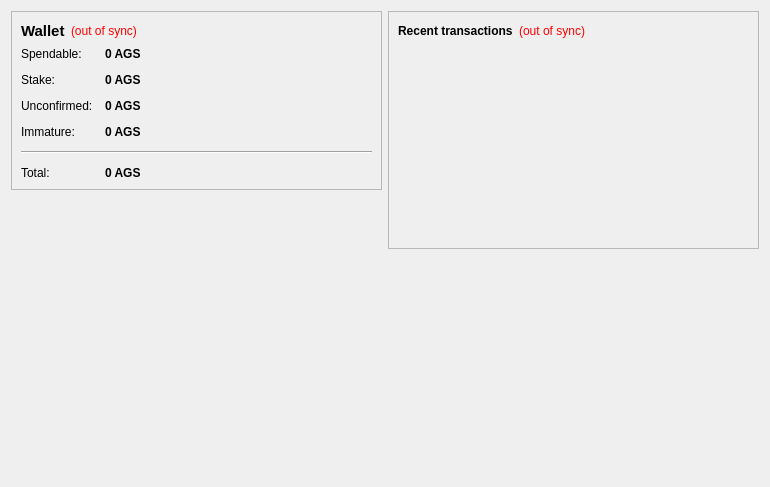
Before: the Qt Designer form src/qt/forms/overviewpage.ui in aegisproject/aegis, drawn with Qt 5.
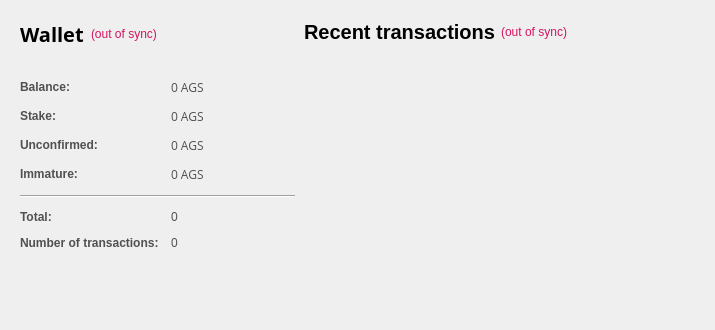
After: the same form once the commit is applied. Icons and pictures are not drawn.

```diff
--- a/src/qt/forms/overviewpage.ui
+++ b/src/qt/forms/overviewpage.ui
@@ -6,38 +6,194 @@
    <rect>
     <x>0</x>
     <y>0</y>
-    <width>770</width>
-    <height>487</height>
+    <width>575</width>
+    <height>417</height>
    </rect>
   </property>
+  <property name="sizePolicy">
+   <sizepolicy hsizetype="Minimum" vsizetype="Preferred">
+    <horstretch>0</horstretch>
+    <verstretch>0</verstretch>
+   </sizepolicy>
+  </property>
+  <property name="maximumSize">
+   <size>
+    <width>575</width>
+    <height>16777215</height>
+   </size>
+  </property>
   <property name="windowTitle">
    <string>Form</string>
   </property>
-  <layout class="QHBoxLayout" name="horizontalLayout" stretch="1,1">
-   <item>
+  <property name="styleSheet">
+   <string notr="true">color:#505050;
+font-family:'Open Sans,sans-serif';</string>
+  </property>
+  <layout class="QGridLayout" name="gridLayout_2">
+   <property name="sizeConstraint">
+    <enum>QLayout::SetFixedSize</enum>
+   </property>
+   <property name="leftMargin">
+    <number>11</number>
+   </property>
+   <property name="horizontalSpacing">
+    <number>0</number>
+   </property>
+   <item row="1" column="1">
+    <layout class="QVBoxLayout" name="verticalLayout_3">
+     <property name="spacing">
+      <number>7</number>
+     </property>
+     <item>
+      <widget class="QFrame" name="frame_2">
+       <property name="sizePolicy">
+        <sizepolicy hsizetype="Fixed" vsizetype="Preferred">
+         <horstretch>0</horstretch>
+         <verstretch>0</verstretch>
+        </sizepolicy>
+       </property>
+       <property name="minimumSize">
+        <size>
+         <width>400</width>
+         <height>0</height>
+        </size>
+       </property>
+       <property name="maximumSize">
+        <size>
+         <width>450</width>
+         <height>16777215</height>
+        </size>
+       </property>
+       <layout class="QVBoxLayout" name="verticalLayout">
+        <property name="leftMargin">
+         <number>0</number>
+        </property>
+        <item>
+         <layout class="QHBoxLayout" name="horizontalLayout_2">
+          <item>
+           <widget class="QLabel" name="label_4">
+            <property name="text">
+             <string>&lt;html&gt;&lt;head/&gt;&lt;body&gt;&lt;p&gt;&lt;span style=&quot; font-size:20px; font-weight:600; color:#000000;&quot;&gt;Recent transactions&lt;/span&gt;&lt;/p&gt;&lt;/body&gt;&lt;/html&gt;</string>
+            </property>
+           </widget>
+          </item>
+          <item>
+           <widget class="QLabel" name="labelTransactionsStatus">
+            <property name="toolTip">
+             <string>The displayed information may be out of date. Your Wallet automatically synchronizes with the aegiscoin network after a connection is established, but this process has not completed yet.</string>
+            </property>
+            <property name="styleSheet">
+             <string notr="true">QLabel { color: red; }</string>
+            </property>
+            <property name="text">
+             <string notr="true">&lt;html&gt;&lt;head/&gt;&lt;body&gt;&lt;p&gt;&lt;span style=&quot; color:#d31360;&quot;&gt;(out of sync)&lt;/span&gt;&lt;/p&gt;&lt;/body&gt;&lt;/html&gt;</string>
+            </property>
+            <property name="alignment">
+             <set>Qt::AlignRight|Qt::AlignTrailing|Qt::AlignVCenter</set>
+            </property>
+           </widget>
+          </item>
+          <item>
+           <spacer name="horizontalSpacer">
+            <property name="orientation">
+             <enum>Qt::Horizontal</enum>
+            </property>
+            <property name="sizeHint" stdset="0">
+             <size>
+              <width>40</width>
+              <height>20</height>
+             </size>
+            </property>
+           </spacer>
+          </item>
+         </layout>
+        </item>
+        <item>
+         <spacer name="verticalSpacer_6">
+          <property name="orientation">
+           <enum>Qt::Vertical</enum>
+          </property>
+          <property name="sizeType">
+           <enum>QSizePolicy::Maximum</enum>
+          </property>
+          <property name="sizeHint" stdset="0">
+           <size>
+            <width>20</width>
+            <height>13</height>
+           </size>
+          </property>
+         </spacer>
+        </item>
+        <item>
+         <widget class="QListView" name="listTransactions">
+          <property name="sizePolicy">
+           <sizepolicy hsizetype="Fixed" vsizetype="Expanding">
+            <horstretch>0</horstretch>
+            <verstretch>0</verstretch>
+           </sizepolicy>
+          </property>
+          <property name="maximumSize">
+           <size>
+            <width>400</width>
+            <height>16777215</height>
+           </size>
+          </property>
+          <property name="styleSheet">
+           <string notr="true">QListView { background: transparent;font-size:12px;  }</string>
+          </property>
+          <property name="frameShape">
+           <enum>QFrame::NoFrame</enum>
+          </property>
+          <property name="verticalScrollBarPolicy">
+           <enum>Qt::ScrollBarAlwaysOff</enum>
+          </property>
+          <property name="horizontalScrollBarPolicy">
+           <enum>Qt::ScrollBarAlwaysOff</enum>
+          </property>
+          <property name="selectionMode">
+           <enum>QAbstractItemView::NoSelection</enum>
+          </property>
+         </widget>
+        </item>
+       </layout>
+      </widget>
+     </item>
+    </layout>
+   </item>
+   <item row="1" column="0">
     <layout class="QVBoxLayout" name="verticalLayout_2">
+     <property name="spacing">
+      <number>1</number>
+     </property>
      <item>
       <widget class="QFrame" name="frame">
-       <property name="frameShape">
-        <enum>QFrame::StyledPanel</enum>
+       <property name="sizePolicy">
+        <sizepolicy hsizetype="Fixed" vsizetype="Preferred">
+         <horstretch>0</horstretch>
+         <verstretch>0</verstretch>
+        </sizepolicy>
        </property>
-       <property name="frameShadow">
-        <enum>QFrame::Raised</enum>
+       <property name="maximumSize">
+        <size>
+         <width>350</width>
+         <height>16777215</height>
+        </size>
        </property>
        <layout class="QVBoxLayout" name="verticalLayout_4">
         <item>
          <layout class="QHBoxLayout" name="horizontalLayout_4">
+          <property name="spacing">
+           <number>7</number>
+          </property>
           <item>
            <widget class="QLabel" name="label_5">
             <property name="font">
              <font>
-              <pointsize>11</pointsize>
-              <weight>75</weight>
-              <bold>true</bold>
+              <family>Open Sans,sans-serif</family>
              </font>
             </property>
             <property name="text">
-             <string>Wallet</string>
+             <string>&lt;html&gt;&lt;head/&gt;&lt;body&gt;&lt;p&gt;&lt;span style=&quot; font-size:20px; font-weight:600; color:#000000;&quot;&gt;Wallet&lt;/span&gt;&lt;/p&gt;&lt;/body&gt;&lt;/html&gt;</string>
             </property>
            </widget>
           </item>
@@ -50,7 +206,7 @@
              <string notr="true">QLabel { color: red; }</string>
             </property>
             <property name="text">
-             <string notr="true">(out of sync)</string>
+             <string notr="true">&lt;html&gt;&lt;head/&gt;&lt;body&gt;&lt;p&gt;&lt;span style=&quot; color:#d31360;&quot;&gt;(out of sync)&lt;/span&gt;&lt;/p&gt;&lt;/body&gt;&lt;/html&gt;</string>
             </property>
             <property name="alignment">
              <set>Qt::AlignLeading|Qt::AlignLeft|Qt::AlignVCenter</set>
@@ -72,6 +228,35 @@
           </item>
          </layout>
         </item>
+        <item>
+         <spacer name="horizontalSpacer_3">
+          <property name="orientation">
+           <enum>Qt::Horizontal</enum>
+          </property>
+          <property name="sizeHint" stdset="0">
+           <size>
+            <width>275</width>
+            <height>5</height>
+           </size>
+          </property>
+         </spacer>
+        </item>
+        <item>
+         <spacer name="verticalSpacer_5">
+          <property name="orientation">
+           <enum>Qt::Vertical</enum>
+          </property>
+          <property name="sizeType">
+           <enum>QSizePolicy::Maximum</enum>
+          </property>
+          <property name="sizeHint" stdset="0">
+           <size>
+            <width>20</width>
+            <height>20</height>
+           </size>
+          </property>
+         </spacer>
+        </item>
         <item>
          <layout class="QFormLayout" name="formLayout_2">
           <property name="fieldGrowthPolicy">
@@ -86,7 +271,7 @@
           <item row="0" column="0">
            <widget class="QLabel" name="label">
             <property name="text">
-             <string>Spendable:</string>
+             <string>&lt;html&gt;&lt;head/&gt;&lt;body&gt;&lt;p&gt;&lt;span style=&quot; font-weight:600;&quot;&gt;Balance:&lt;/span&gt;&lt;/p&gt;&lt;/body&gt;&lt;/html&gt;</string>
             </property>
            </widget>
           </item>
@@ -94,8 +279,7 @@
            <widget class="QLabel" name="labelBalance">
             <property name="font">
              <font>
-              <weight>75</weight>
-              <bold>true</bold>
+              <family>Open Sans,sans-serif</family>
              </font>
             </property>
             <property name="cursor">
@@ -115,7 +299,7 @@
           <item row="1" column="0">
            <widget class="QLabel" name="label_6">
             <property name="text">
-             <string>Stake:</string>
+             <string>&lt;html&gt;&lt;head/&gt;&lt;body&gt;&lt;p&gt;&lt;span style=&quot; font-weight:600;&quot;&gt;Stake:&lt;/span&gt;&lt;/p&gt;&lt;/body&gt;&lt;/html&gt;</string>
             </property>
            </widget>
           </item>
@@ -123,8 +307,7 @@
            <widget class="QLabel" name="labelStake">
             <property name="font">
              <font>
-              <weight>75</weight>
-              <bold>true</bold>
+              <family>Open Sans,sans-serif</family>
              </font>
             </property>
             <property name="cursor">
@@ -144,7 +327,7 @@
           <item row="2" column="0">
            <widget class="QLabel" name="label_3">
             <property name="text">
-             <string>Unconfirmed:</string>
+             <string>&lt;html&gt;&lt;head/&gt;&lt;body&gt;&lt;p&gt;&lt;span style=&quot; font-weight:600;&quot;&gt;Unconfirmed:&lt;/span&gt;&lt;/p&gt;&lt;/body&gt;&lt;/html&gt;</string>
             </property>
            </widget>
           </item>
@@ -152,8 +335,7 @@
            <widget class="QLabel" name="labelUnconfirmed">
             <property name="font">
              <font>
-              <weight>75</weight>
-              <bold>true</bold>
+              <family>Open Sans,sans-serif</family>
              </font>
             </property>
             <property name="cursor">
@@ -173,7 +355,7 @@
           <item row="3" column="0">
            <widget class="QLabel" name="labelImmatureText">
             <property name="text">
-             <string>Immature:</string>
+             <string>&lt;html&gt;&lt;head/&gt;&lt;body&gt;&lt;p&gt;&lt;span style=&quot; font-weight:600;&quot;&gt;Immature:&lt;/span&gt;&lt;/p&gt;&lt;/body&gt;&lt;/html&gt;</string>
             </property>
            </widget>
           </item>
@@ -181,8 +363,7 @@
            <widget class="QLabel" name="labelImmature">
             <property name="font">
              <font>
-              <weight>75</weight>
-              <bold>true</bold>
+              <family>Open Sans,sans-serif</family>
              </font>
             </property>
             <property name="toolTip">
@@ -198,6 +379,12 @@
           </item>
           <item row="4" column="0" colspan="2">
            <widget class="Line" name="line">
+            <property name="sizePolicy">
+             <sizepolicy hsizetype="Expanding" vsizetype="Fixed">
+              <horstretch>140</horstretch>
+              <verstretch>0</verstretch>
+             </sizepolicy>
+            </property>
             <property name="orientation">
              <enum>Qt::Horizontal</enum>
             </property>
@@ -206,157 +393,87 @@
           <item row="5" column="0">
            <widget class="QLabel" name="labelTotalText">
             <property name="text">
-             <string>Total:</string>
+             <string>&lt;html&gt;&lt;head/&gt;&lt;body&gt;&lt;p&gt;&lt;span style=&quot; font-weight:600;&quot;&gt;Total:&lt;/span&gt;&lt;/p&gt;&lt;/body&gt;&lt;/html&gt;</string>
             </property>
            </widget>
           </item>
           <item row="5" column="1">
            <widget class="QLabel" name="labelTotal">
-            <property name="font">
-             <font>
-              <weight>75</weight>
-              <bold>true</bold>
-             </font>
-            </property>
-            <property name="cursor">
-             <cursorShape>IBeamCursor</cursorShape>
-            </property>
             <property name="toolTip">
              <string>Your current total balance</string>
             </property>
             <property name="text">
-             <string notr="true">0 AGS</string>
+             <string notr="true">0</string>
             </property>
             <property name="textInteractionFlags">
              <set>Qt::LinksAccessibleByMouse|Qt::TextSelectableByKeyboard|Qt::TextSelectableByMouse</set>
             </property>
            </widget>
           </item>
-         </layout>
-        </item>
-       </layout>
-      </widget>
-     </item>
-     <item>
-      <spacer name="verticalSpacer">
-       <property name="orientation">
-        <enum>Qt::Vertical</enum>
-       </property>
-       <property name="sizeHint" stdset="0">
-        <size>
-         <width>20</width>
-         <height>40</height>
-        </size>
-       </property>
-      </spacer>
-     </item>
-     <item>
-      <widget class="QLabel" name="label_2">
-       <property name="autoFillBackground">
-        <bool>true</bool>
-       </property>
-       <property name="text">
-        <string/>
-       </property>
-       <property name="pixmap">
-        <pixmap resource="../bitcoin.qrc">:/icons/techbg</pixmap>
-       </property>
-       <property name="scaledContents">
-        <bool>false</bool>
-       </property>
-       <property name="margin">
-        <number>0</number>
-       </property>
-      </widget>
-     </item>
-    </layout>
-   </item>
-   <item>
-    <layout class="QVBoxLayout" name="verticalLayout_3">
-     <item>
-      <widget class="QFrame" name="frame_2">
-       <property name="frameShape">
-        <enum>QFrame::StyledPanel</enum>
-       </property>
-       <property name="frameShadow">
-        <enum>QFrame::Raised</enum>
-       </property>
-       <layout class="QVBoxLayout" name="verticalLayout">
-        <item>
-         <layout class="QHBoxLayout" name="horizontalLayout_2">
-          <item>
-           <widget class="QLabel" name="label_4">
+          <item row="6" column="0">
+           <widget class="QLabel" name="label_2">
             <property name="text">
-             <string>&lt;b&gt;Recent transactions&lt;/b&gt;</string>
+             <string>&lt;html&gt;&lt;head/&gt;&lt;body&gt;&lt;p&gt;&lt;span style=&quot; font-weight:600;&quot;&gt;Number of transactions:&lt;/span&gt;&lt;/p&gt;&lt;/body&gt;&lt;/html&gt;</string>
             </property>
            </widget>
           </item>
-          <item>
-           <widget class="QLabel" name="labelTransactionsStatus">
+          <item row="6" column="1">
+           <widget class="QLabel" name="labelNumTransactions">
             <property name="toolTip">
              <string>The displayed information may be out of date. Your wallet automatically synchronizes with the Aegis network after a connection is established, but this process has not completed yet.</string>
             </property>
-            <property name="styleSheet">
-             <string notr="true">QLabel { color: red; }</string>
-            </property>
             <property name="text">
-             <string notr="true">(out of sync)</string>
+             <string notr="true">0</string>
             </property>
-            <property name="alignment">
-             <set>Qt::AlignRight|Qt::AlignTrailing|Qt::AlignVCenter</set>
-            </property>
            </widget>
           </item>
-          <item>
-           <spacer name="horizontalSpacer">
-            <property name="orientation">
-             <enum>Qt::Horizontal</enum>
-            </property>
-            <property name="sizeHint" stdset="0">
-             <size>
-              <width>40</width>
-              <height>20</height>
-             </size>
-            </property>
-           </spacer>
-          </item>
          </layout>
         </item>
         <item>
-         <widget class="QListView" name="listTransactions">
+         <spacer name="verticalSpacer_2">
+          <property name="orientation">
+           <enum>Qt::Vertical</enum>
+          </property>
+          <property name="sizeHint" stdset="0">
+           <size>
+            <width>20</width>
+            <height>20</height>
+           </size>
+          </property>
+         </spacer>
+        </item>
+        <item>
+         <widget class="QLabel" name="wallet">
+          <property name="layoutDirection">
+           <enum>Qt::LeftToRight</enum>
+          </property>
           <property name="styleSheet">
-           <string notr="true">QListView { background: transparent; }</string>
+           <string notr="true"/>
           </property>
-          <property name="frameShape">
-           <enum>QFrame::NoFrame</enum>
+          <property name="text">
+           <string/>
           </property>
-          <property name="verticalScrollBarPolicy">
-           <enum>Qt::ScrollBarAlwaysOff</enum>
-          </property>
-          <property name="horizontalScrollBarPolicy">
-           <enum>Qt::ScrollBarAlwaysOff</enum>
-          </property>
-          <property name="selectionMode">
-           <enum>QAbstractItemView::NoSelection</enum>
+          <property name="alignment">
+           <set>Qt::AlignCenter</set>
           </property>
          </widget>
         </item>
+        <item>
+         <spacer name="verticalSpacer">
+          <property name="orientation">
+           <enum>Qt::Vertical</enum>
+          </property>
+          <property name="sizeHint" stdset="0">
+           <size>
+            <width>20</width>
+            <height>20</height>
+           </size>
+          </property>
+         </spacer>
+        </item>
        </layout>
       </widget>
      </item>
-     <item>
-      <spacer name="verticalSpacer_2">
-       <property name="orientation">
-        <enum>Qt::Vertical</enum>
-       </property>
-       <property name="sizeHint" stdset="0">
-        <size>
-         <width>20</width>
-         <height>40</height>
-        </size>
-       </property>
-      </spacer>
-     </item>
     </layout>
    </item>
   </layout>
```
Left out of the diff: 13 changed lines with no effect on the pictures.
